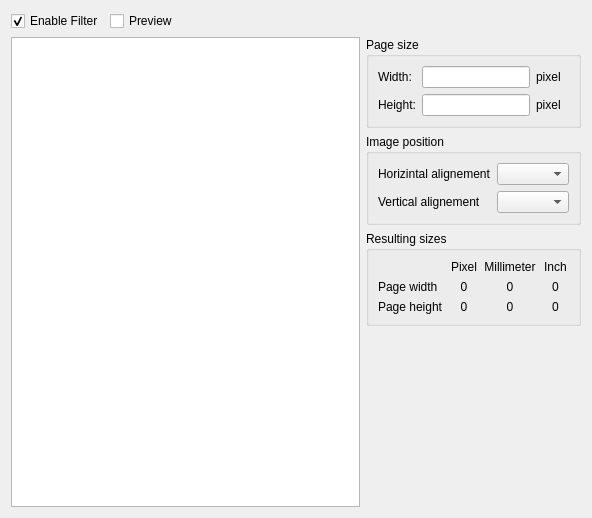
Old version of the form src/filter/layoutwidget.ui in the repository rockclimb/yasw-debian.
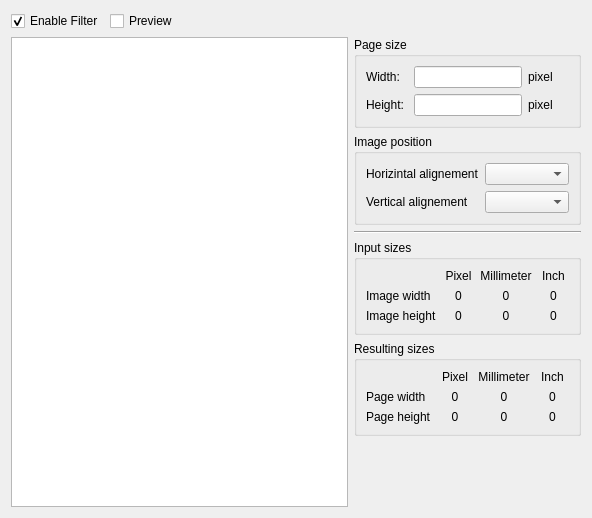
New version of the form. Custom widgets are drawn as their Qt base class.

Commit message: - Display input image size in scale and layout filter - Bugfix: did not recalculate image sizes after loading images - removed a signal / slot a a direct call did the same.

Patch:
```diff
--- a/src/filter/layoutwidget.ui
+++ b/src/filter/layoutwidget.ui
@@ -19,7 +19,7 @@
   <property name="windowTitle">
    <string>Form</string>
   </property>
-  <layout class="QGridLayout" name="gridLayout_3">
+  <layout class="QGridLayout" name="gridLayout_5">
    <item row="0" column="0" colspan="2">
     <layout class="QHBoxLayout" name="horizontalLayout">
      <item>
@@ -163,6 +163,132 @@
        </layout>
       </widget>
      </item>
+     <item>
+      <widget class="Line" name="line">
+       <property name="orientation">
+        <enum>Qt::Horizontal</enum>
+       </property>
+      </widget>
+     </item>
+     <item>
+      <widget class="QGroupBox" name="groupBox_3">
+       <property name="title">
+        <string>Input sizes</string>
+       </property>
+       <layout class="QGridLayout" name="gridLayout_3">
+        <item row="2" column="3">
+         <widget class="QLabel" name="inchInputHeight">
+          <property name="text">
+           <string>0</string>
+          </property>
+          <property name="alignment">
+           <set>Qt::AlignCenter</set>
+          </property>
+         </widget>
+        </item>
+        <item row="0" column="2">
+         <widget class="QLabel" name="labelWidth_6">
+          <property name="text">
+           <string>Millimeter</string>
+          </property>
+          <property name="alignment">
+           <set>Qt::AlignCenter</set>
+          </property>
+         </widget>
+        </item>
+        <item row="2" column="0">
+         <widget class="QLabel" name="labelHeight_3">
+          <property name="text">
+           <string>Image height</string>
+          </property>
+          <property name="alignment">
+           <set>Qt::AlignLeading|Qt::AlignLeft|Qt::AlignVCenter</set>
+          </property>
+         </widget>
+        </item>
+        <item row="2" column="1">
+         <widget class="QLabel" name="pixelInputHeight">
+          <property name="text">
+           <string>0</string>
+          </property>
+          <property name="alignment">
+           <set>Qt::AlignCenter</set>
+          </property>
+         </widget>
+        </item>
+        <item row="1" column="3">
+         <widget class="QLabel" name="inchInputWidth">
+          <property name="text">
+           <string>0</string>
+          </property>
+          <property name="alignment">
+           <set>Qt::AlignCenter</set>
+          </property>
+         </widget>
+        </item>
+        <item row="1" column="2">
+         <widget class="QLabel" name="millimeterInputWidth">
+          <property name="text">
+           <string>0</string>
+          </property>
+          <property name="alignment">
+           <set>Qt::AlignCenter</set>
+          </property>
+         </widget>
+        </item>
+        <item row="1" column="0">
+         <widget class="QLabel" name="labelWidth_8">
+          <property name="text">
+           <string>Image width</string>
+          </property>
+          <property name="alignment">
+           <set>Qt::AlignLeading|Qt::AlignLeft|Qt::AlignVCenter</set>
+          </property>
+         </widget>
+        </item>
+        <item row="0" column="3">
+         <widget class="QLabel" name="labelWidth_9">
+          <property name="text">
+           <string>Inch</string>
+          </property>
+          <property name="alignment">
+           <set>Qt::AlignCenter</set>
+          </property>
+         </widget>
+        </item>
+        <item row="1" column="1">
+         <widget class="QLabel" name="pixelInputWidth">
+          <property name="text">
+           <string>0</string>
+          </property>
+          <property name="alignment">
+           <set>Qt::AlignCenter</set>
+          </property>
+         </widget>
+        </item>
+        <item row="2" column="2">
+         <widget class="QLabel" name="millimeterInputHeight">
+          <property name="text">
+           <string>0</string>
+          </property>
+          <property name="alignment">
+           <set>Qt::AlignCenter</set>
+          </property>
+         </widget>
+        </item>
+        <item row="0" column="1">
+         <widget class="QLabel" name="labelWidth_7">
+          <property name="text">
+           <string>Pixel</string>
+          </property>
+          <property name="alignment">
+           <set>Qt::AlignCenter</set>
+          </property>
+         </widget>
+        </item>
+       </layout>
+      </widget>
+     </item>
      <item>
       <widget class="QGroupBox" name="groupBox">
        <property name="title">
@@ -289,8 +415,8 @@
        </property>
        <property name="sizeHint" stdset="0">
         <size>
-         <width>20</width>
-         <height>317</height>
+         <width>227</width>
+         <height>68</height>
         </size>
        </property>
       </spacer>
```
Left out of the diff: 6 changed lines with no effect on the pictures. The commit also changes 9 other files.
